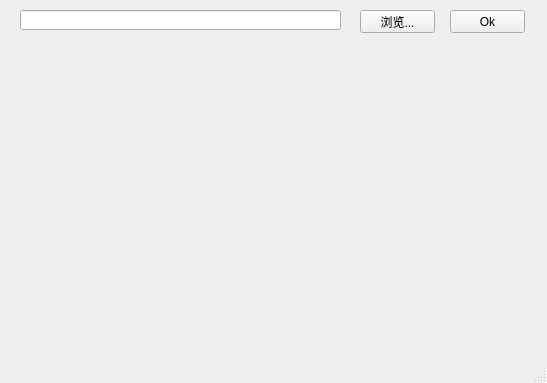
Qt form Code/Ui/codestatisticswindow.ui (coolweedman/CodeStatistics) before a commit.
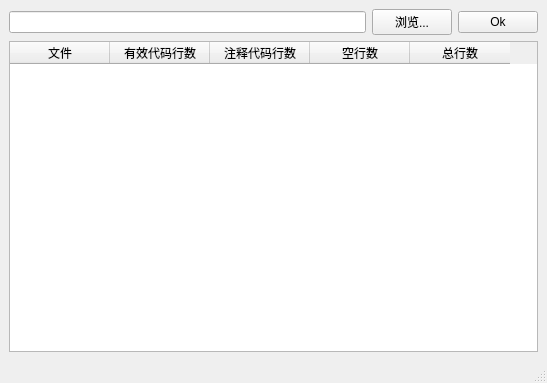
The same form after that commit.

Commit message: 添加table widget, 显示结果

```diff
--- a/Code/Ui/codestatisticswindow.ui
+++ b/Code/Ui/codestatisticswindow.ui
@@ -14,42 +14,54 @@
    <string>MainWindow</string>
   </property>
   <widget class="QWidget" name="centralwidget">
-   <widget class="QLineEdit" name="lineEditDir">
-    <property name="geometry">
-     <rect>
-      <x>20</x>
-      <y>10</y>
-      <width>321</width>
-      <height>20</height>
-     </rect>
-    </property>
-   </widget>
+   <layout class="QGridLayout" name="gridLayout">
+    <item row="0" column="0">
+     <widget class="QLineEdit" name="lineEditDir"/>
+    </item>
+    <item row="0" column="1">
    <widget class="QPushButton" name="pushButtonLookFor">
-    <property name="geometry">
-     <rect>
-      <x>360</x>
-      <y>10</y>
-      <width>75</width>
-      <height>23</height>
-     </rect>
-    </property>
     <property name="text">
      <string>浏览...</string>
     </property>
    </widget>
+    </item>
+    <item row="0" column="2">
    <widget class="QPushButton" name="pushButtonOk">
-    <property name="geometry">
-     <rect>
-      <x>450</x>
-      <y>10</y>
-      <width>75</width>
-      <height>23</height>
-     </rect>
-    </property>
     <property name="text">
      <string>Ok</string>
     </property>
    </widget>
+    </item>
+    <item row="1" column="0" colspan="3">
+     <widget class="QTableWidget" name="tableWidget">
+      <column>
+       <property name="text">
+        <string>文件</string>
+       </property>
+      </column>
+      <column>
+       <property name="text">
+        <string>有效代码行数</string>
+       </property>
+      </column>
+      <column>
+       <property name="text">
+        <string>注释代码行数</string>
+       </property>
+      </column>
+      <column>
+       <property name="text">
+        <string>空行数</string>
+       </property>
+      </column>
+      <column>
+       <property name="text">
+        <string>总行数</string>
+       </property>
+      </column>
+     </widget>
+    </item>
+   </layout>
   </widget>
   <widget class="QMenuBar" name="menubar">
    <property name="geometry">
```
Lines whose indentation alone changed are shown as unchanged. The commit also changes 2 other files.
